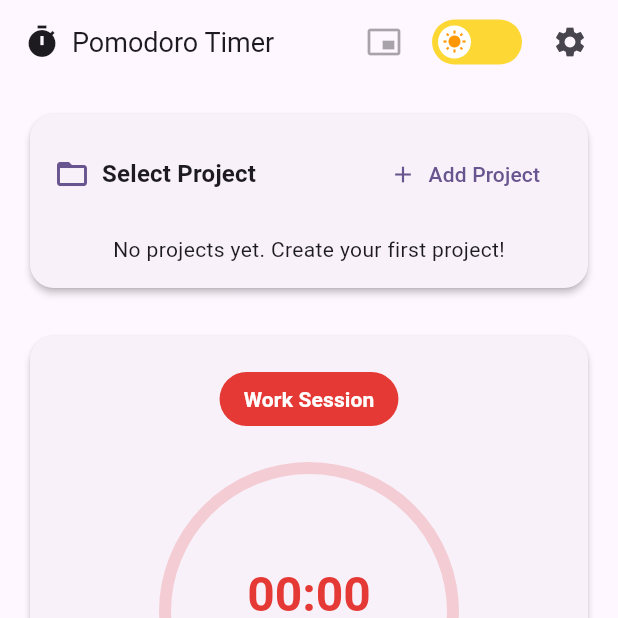
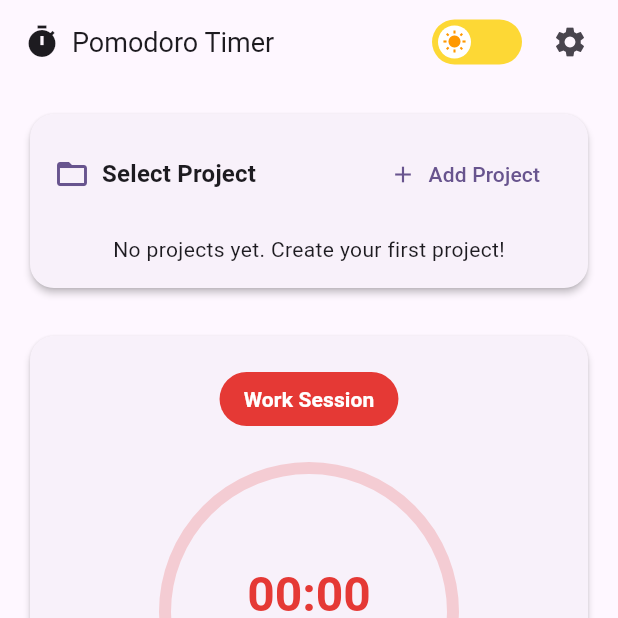
Before and after one commit to Mortezayazdanich/Pomodoro_timer, a Flutter app: the screen it shows after launch, on a phone screen of 412 x 824 dp, the top half of it. Run offline on Flutter 3.47's test engine with Material 3 defaults, Android fonts, the phone set to English and light mode, and no system bars; our stand-ins replace flutter_riverpod, hive, hive_flutter, shared_preferences; missing offline and left inert: desktop_multi_window, window_manager; accounts and stored records are empty.

Commit message:
Removed Mini Timer Button in UI Minor bug fixes

```diff
--- a/lib/models/project.dart
+++ b/lib/models/project.dart
@@ -22,6 +22,12 @@ class Project extends HiveObject {
   @HiveField(5)
   String sessionType; // e.g., 'pomodoro', 'short_break', etc.
 
+  @HiveField(6)
+  int shortBreakDuration; // in seconds or minutes
+
+  @HiveField(7)
+  int longBreakDuration; // in seconds or minutes
+
   Project({
     required this.id,
     required this.name,
@@ -29,10 +35,12 @@ class Project extends HiveObject {
     required this.createdAt,
     this.timerDuration = 1500, // default 25 min
     this.sessionType = 'pomodoro',
+    this.shortBreakDuration = 300, // default 5 min
+    this.longBreakDuration = 900, // default 15 min
   });
 
   @override
   String toString() {
-    return 'Project(id: $id, name: $name, color: $color, createdAt: $createdAt, timerDuration: $timerDuration, sessionType: $sessionType)';
+    return 'Project(id: $id, name: $name, color: $color, createdAt: $createdAt, timerDuration: $timerDuration, sessionType: $sessionType, shortBreakDuration: $shortBreakDuration, longBreakDuration: $longBreakDuration)';
   }
 }
--- a/lib/screens/home_screen.dart
+++ b/lib/screens/home_screen.dart
@@ -49,14 +49,14 @@ class _HomeScreenState extends ConsumerState<HomeScreen> {
             ),
             actions: [
               // Mini Timer Pop-out button
-              IconButton(
-                icon: const Icon(Icons.picture_in_picture_alt),
-                onPressed: timerState.currentProject != null
-                    ? () => _openMiniTimer(context)
-                    : null,
-                tooltip: 'Open Mini Timer',
-              ),
-              const SizedBox(width: 8),
+              // IconButton(
+              //   icon: const Icon(Icons.picture_in_picture_alt),
+              //   onPressed: timerState.currentProject != null
+              //       ? () => _openMiniTimer(context)
+              //       : null,
+              //   tooltip: 'Open Mini Timer',
+              // ),
+              // const SizedBox(width: 8),
               // Theme toggle
               const ThemeToggle(),
               const SizedBox(width: 8),
--- a/lib/widgets/settings_widget.dart
+++ b/lib/widgets/settings_widget.dart
@@ -203,7 +203,9 @@ class _SettingsDialogState extends ConsumerState<SettingsDialog> {
       // Updating Project specific timer settings
       final newSessionType = ref.read(timerProvider).sessionType;
       final newSeconds = pomodoroMinutes * 60;
-      ref.read(timerProvider.notifier).updateProjectTimerSettings(newSeconds, newSessionType);
+      final newShortBreak = shortBreakMinutes * 60;
+      final newLongBreak = longBreakMinutes * 60;
+      ref.read(timerProvider.notifier).updateProjectTimerSettings(newSeconds, newShortBreak, newLongBreak, newSessionType);
 
       // Reset timer to apply new settings
       ref.read(timerProvider.notifier).resetTimer();
```
Also changed, not shown: lib/main.dart (+18 -13 lines), lib/providers/providers.dart (+5 -4 lines), lib/widgets/mini_timer_window.dart (+23 -1 lines), lib/widgets/project_selector.dart (+20 -1 lines), lib/models/project.g.dart.
